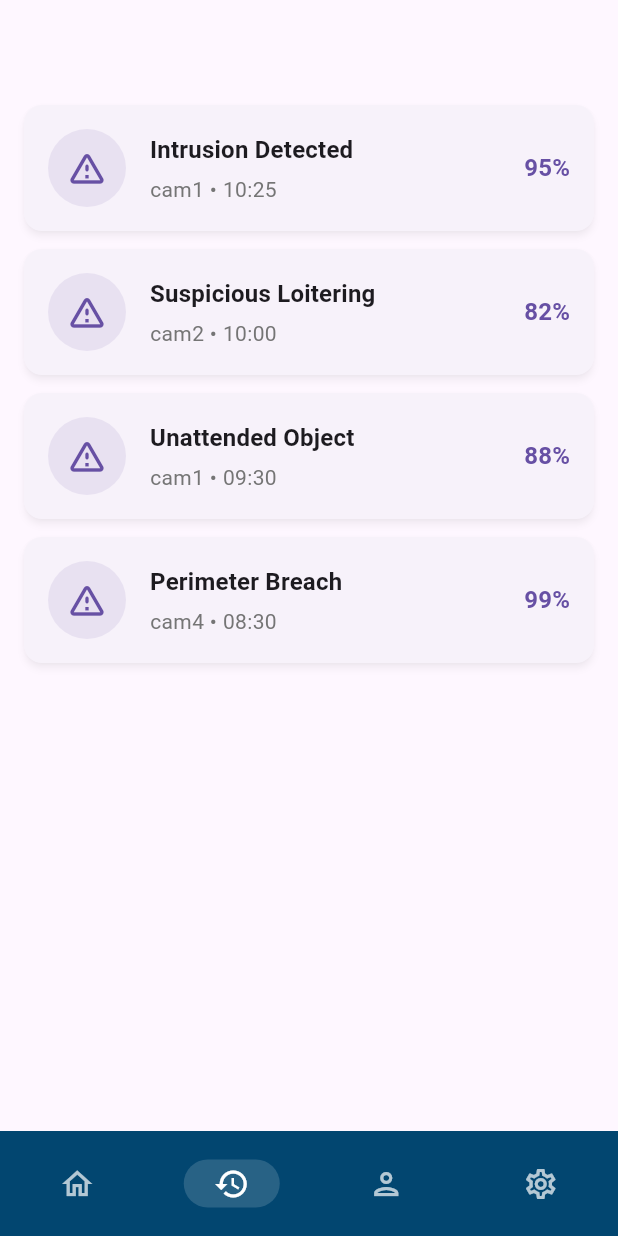
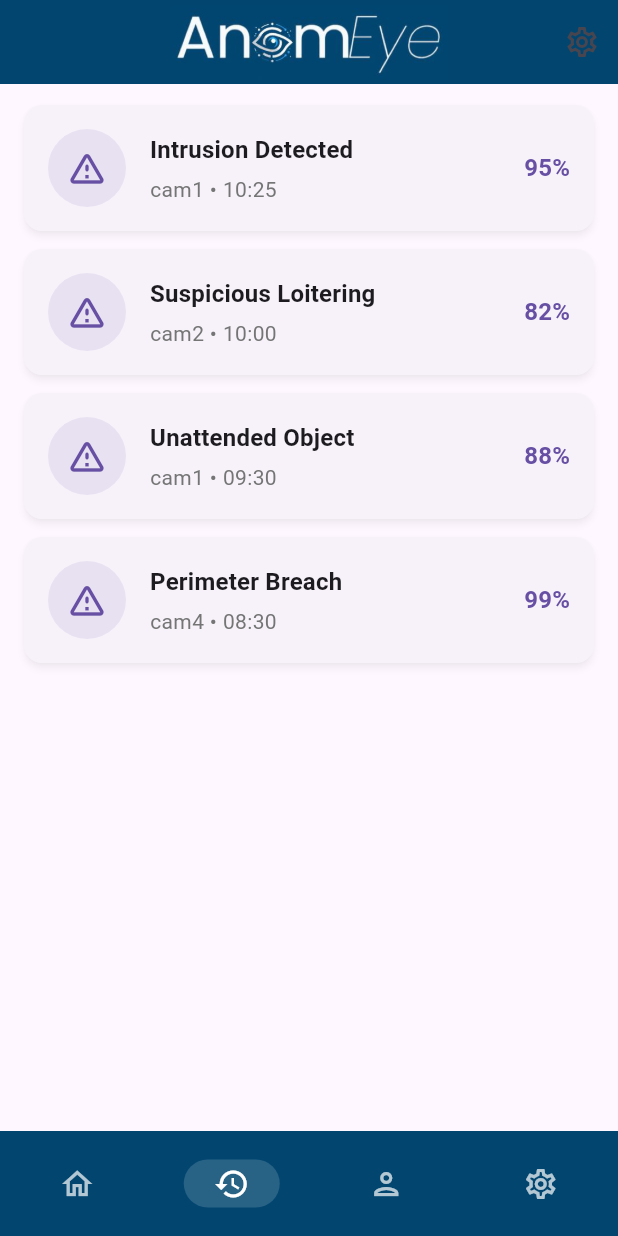
Before and after one commit to Hruto/APP-Criminal-Detection, a Flutter app: the AnomalyHistoryScreen screen opened by its route, on a phone screen of 412 x 824 dp. Run offline on Flutter 3.47's test engine with Material 3 defaults, Android fonts, the phone set to English and light mode, and no system bars; our stand-ins replace dio, firebase_core, firebase_messaging, flutter_riverpod, flutter_secure_storage, freezed_annotation and 2 more; missing offline and left inert: media_kit, media_kit_video; accounts and stored records are empty.

Commit message:
api commit second design

```diff
--- a/lib/features/anomalies/presentation/screens/anomaly_history_screen.dart
+++ b/lib/features/anomalies/presentation/screens/anomaly_history_screen.dart
@@ -31,7 +31,18 @@ class _AnomalyHistoryScreenState extends ConsumerState<AnomalyHistoryScreen> {
     final state = ref.watch(anomaliesListProvider(widget.cameraId));
 
     return Scaffold(
-      appBar: AppBar(),
+      appBar: AppBar(
+        backgroundColor: const Color(0xFF024670),
+          centerTitle: true,
+        title: SizedBox(
+          height: 50,
+          child: Image.asset('assets/images/anomeye.png',fit: BoxFit.contain,),
+        ),
+          actions: [
+            IconButton(onPressed: () => context.push('/settings')
+            , icon: const Icon(Icons.settings_outlined),)
+          ],
+      ),
       body: RefreshIndicator(
         onRefresh: () async =>
             ref.read(anomaliesListProvider(widget.cameraId).notifier).load(),
```
Also changed, not shown: lib/features/cameras/presentation/screens/home_dashboard_screen.dart (+11 -1 lines).
